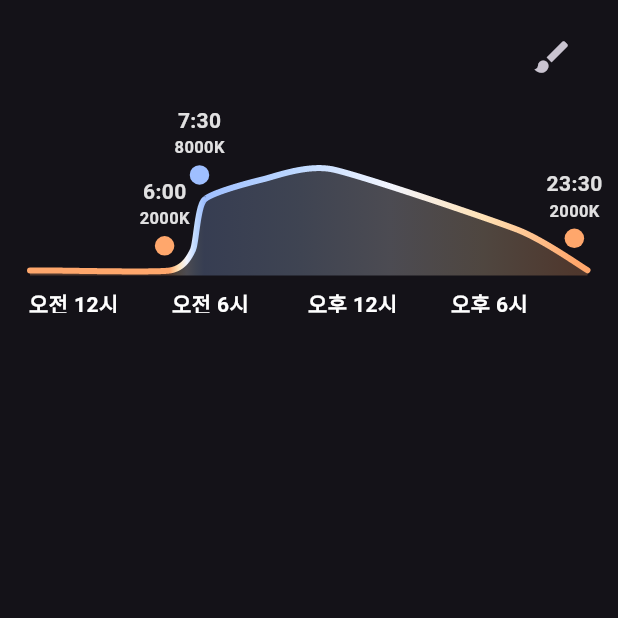
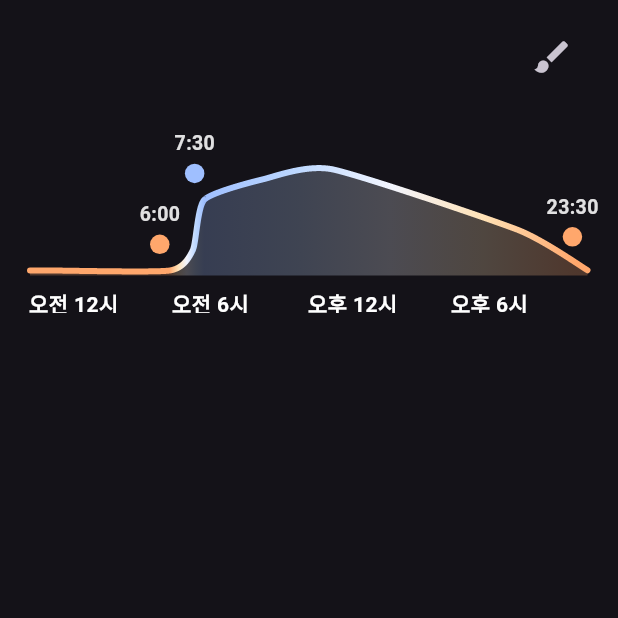
Before and after one commit to Jayden1Joe/hy_space, a Flutter app: the screen it shows after launch, after a tap on the "brush" icon, on a phone screen of 412 x 824 dp, the top half of it. Run offline on Flutter 3.47's test engine with Material 3 defaults, Android fonts, the phone set to English and light mode, and no system bars; drawn by our look-alikes of fl_chart.

Commit message:
UI(Graph color changing dots kelvin display deletion)

```diff
--- a/lib/graph.dart
+++ b/lib/graph.dart
@@ -149,22 +149,14 @@ class _LineChartSample2State extends State<LineChartSample2> {
                                     left: dx - 20,
                                     top:
                                         dy -
-                                        88, // Adjusted for better alignment and to avoid clipping
+                                        72, // Adjusted for better alignment and to avoid clipping
                                     child: Column(
                                       children: [
                                         Text(
                                           '${cp.hour}:${cp.minute.toString().padLeft(2, '0')}',
                                           style: const TextStyle(
                                             color: AppColors.mainTextColor1,
-                                            fontSize: 14,
-                                            fontWeight: FontWeight.bold,
-                                          ),
-                                        ),
-                                        Text(
-                                          '${cp.kelvin}K',
-                                          style: const TextStyle(
-                                            color: AppColors.mainTextColor1,
-                                            fontSize: 11,
+                                            fontSize: 13,
                                             fontWeight: FontWeight.bold,
                                           ),
                                         ),
```
